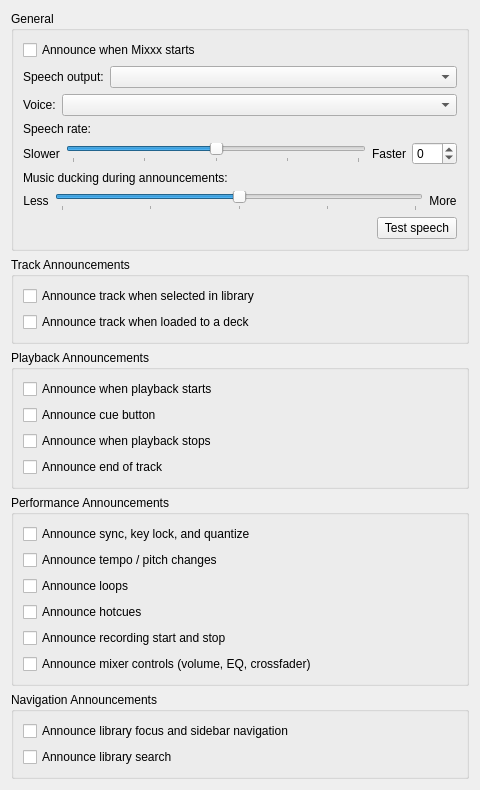
This is src/preferences/dialog/dlgprefaccessibilitydlg.ui in XeTK/mixxx as Qt 5 draws it before an edit. The edited form follows.
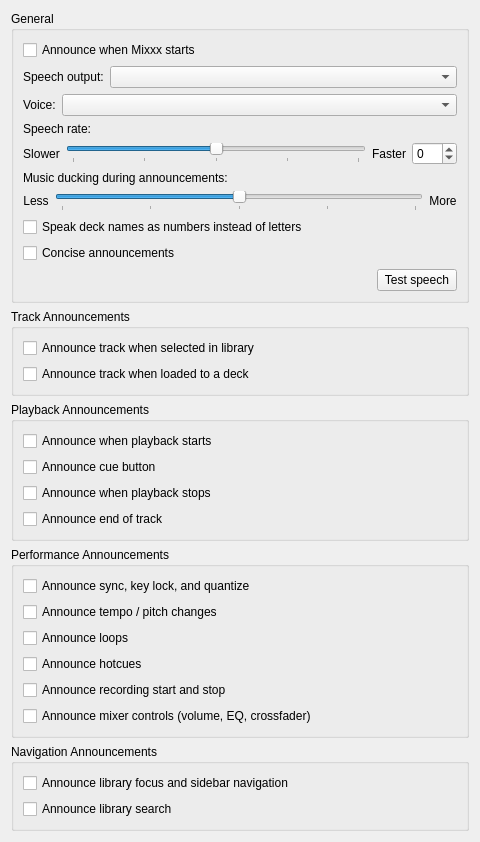
This is the edited form.

Commit message: feat(tts): fraction readouts, filter/main-volume announcements, naming and concise prefs, crossfader lock

```diff
--- a/src/preferences/dialog/dlgprefaccessibilitydlg.ui
+++ b/src/preferences/dialog/dlgprefaccessibilitydlg.ui
@@ -257,6 +257,26 @@
         </item>
        </layout>
       </item>
+      <item>
+       <widget class="QCheckBox" name="checkBoxDeckNumbers">
+        <property name="toolTip">
+         <string>Speak deck names as numbers ("Deck 1") instead of letters ("Deck A").</string>
+        </property>
+        <property name="text">
+         <string>Speak deck names as numbers instead of letters</string>
+        </property>
+       </widget>
+      </item>
+      <item>
+       <widget class="QCheckBox" name="checkBoxConcise">
+        <property name="toolTip">
+         <string>Shorter phrasing: info hotkeys speak just the value, and mixer readouts drop filler words like "Deck" and "E Q".</string>
+        </property>
+        <property name="text">
+         <string>Concise announcements</string>
+        </property>
+       </widget>
+      </item>
       <item>
        <layout class="QHBoxLayout" name="horizontalLayoutTestSpeech">
         <item>
```
The commit also changes 21 other files.
